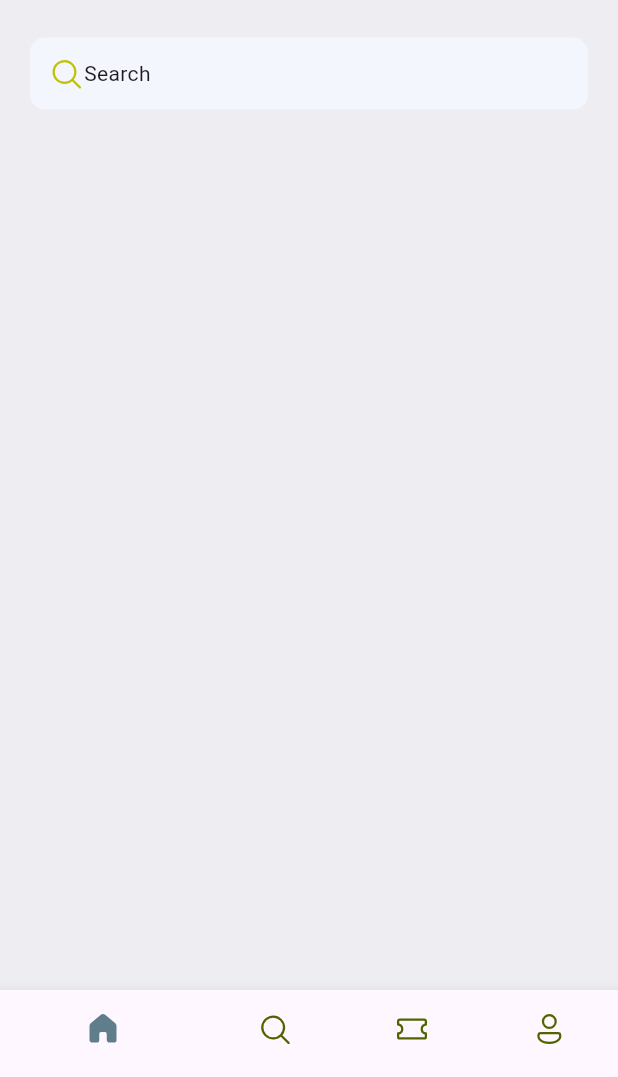
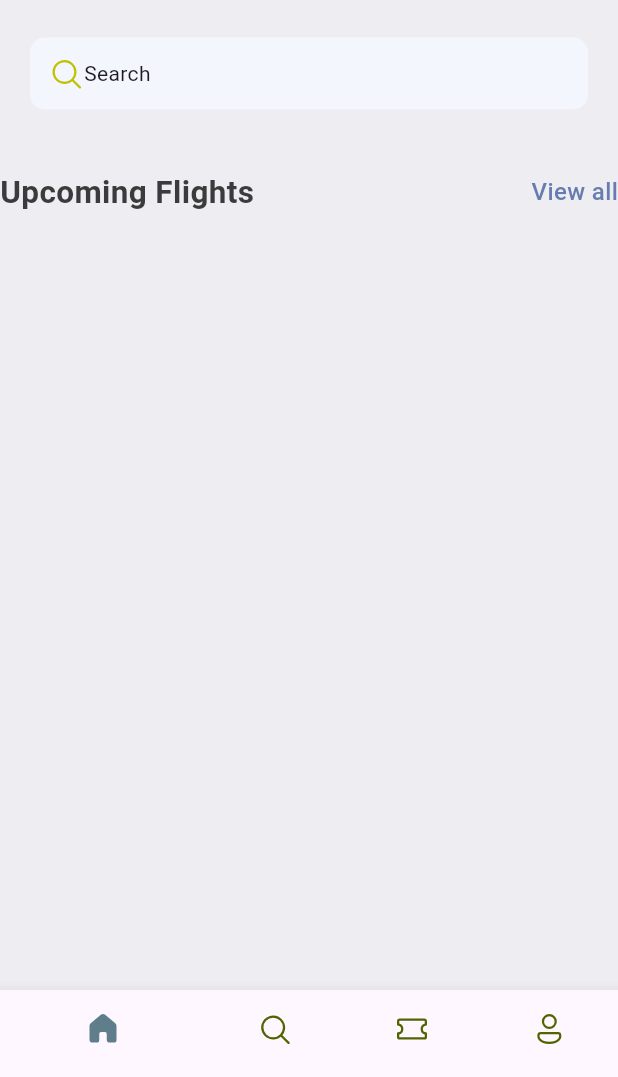
Before and after one commit to Gontse/ticket_app, a Flutter app: the screen it shows after launch, on a phone screen of 412 x 824 dp, the part 159-1236 px from its top. Run offline on Flutter 3.47's test engine with Material 3 defaults, Android fonts, the phone set to English and light mode, and no system bars; our stand-ins replace fluentui_icons.

Commit message:
Added AppDoubleText Widget

```diff
--- a/lib/Core/Widgets/app_double_text.dart
+++ b/lib/Core/Widgets/app_double_text.dart
@@ -1,5 +1,6 @@
 import 'package:flutter/material.dart';
 import 'package:flutter/widgets.dart';
+import 'package:ticket_app/res/Styles/app_styles.dart';
 
 class AppDoubleText extends StatelessWidget {
   const AppDoubleText({super.key, required this.bigText, required this.smallText });
@@ -9,6 +10,19 @@ class AppDoubleText extends StatelessWidget {
 
   @override
   Widget build(BuildContext context) {
-    return Container(height: 40, width: 40, color: Colors.red);
+    return Row(
+  mainAxisAlignment: MainAxisAlignment.spaceBetween,
+      children: [
+        Text(bigText, style: AppStyles.headlineStyle2),
+        InkWell(
+          child:  Text(smallText, style: AppStyles.textStyle.copyWith(
+            color: AppStyles.primaryColor
+          )) ,
+          onTap: () {
+
+          },
+        )
+      ],
+    );
   }
 }
--- a/lib/res/Styles/app_styles.dart
+++ b/lib/res/Styles/app_styles.dart
@@ -1,16 +1,24 @@
-
 import 'package:flutter/material.dart';
 
 Color primary = const Color(0xFF687daf);
 
-class AppStyles{
+class AppStyles {
   static Color primaryColor = primary;
   static Color textColor = const Color(0xFF3b3b3b);
   static Color bgColor = const Color(0xFFeeedf2);
 
+  static TextStyle textStyle = TextStyle(
+      fontSize: 16,
+      color: textColor,
+      fontWeight: FontWeight.w500);
 
   static TextStyle headlineStyle1 = TextStyle(
       fontSize: 26,
+      fontWeight: FontWeight.bold,
+      color: textColor);
+
+  static TextStyle headlineStyle2 = TextStyle(
+      fontSize: 21,
       fontWeight: FontWeight.bold,
       color: textColor);
 
--- a/lib/screens/home_screen.dart
+++ b/lib/screens/home_screen.dart
@@ -1,8 +1,8 @@
 import 'dart:ui';
-
 import 'package:fluentui_icons/fluentui_icons.dart';
 import 'package:flutter/material.dart';
 import 'package:flutter/widgets.dart';
+import 'package:ticket_app/Core/Widgets/app_double_text.dart';
 import 'package:ticket_app/res/media.dart';
 import '../res/Styles/app_styles.dart';
 
@@ -37,7 +37,6 @@ class HomeScreen extends StatelessWidget {
                       ],
                     ),
                     Container(
-
                       width: 50,
                       height: 50,
                       decoration: BoxDecoration(
@@ -67,7 +66,9 @@ class HomeScreen extends StatelessWidget {
                 )
               ],
             ),
-          )
+          ),
+          const SizedBox(height: 40),
+          const AppDoubleText(bigText: "Upcoming Flights", smallText: "View all")
         ],
       ),
     );
```
Lines whose indentation alone changed are shown as unchanged.
